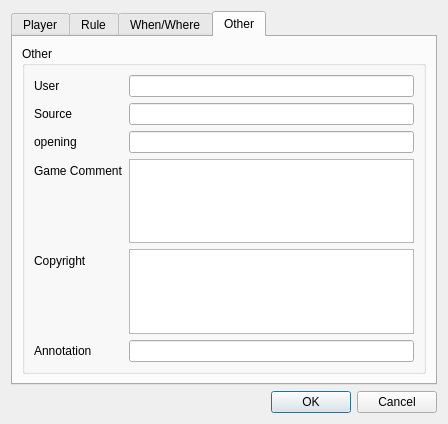
This is gameinformationdialog.ui in nullx002/mugo as Qt 5 draws it before an edit. The edited form follows.
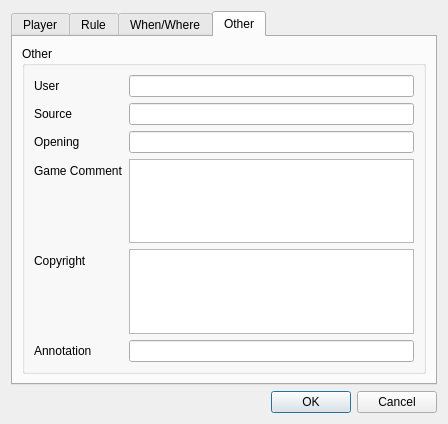
This is the edited form. The open tabs and pages were chosen to show the change. Icons and pictures are not drawn.

```diff
--- a/gameinformationdialog.ui
+++ b/gameinformationdialog.ui
@@ -325,7 +325,7 @@
           <item row="2" column="0">
            <widget class="QLabel" name="label_22">
             <property name="text">
-             <string>opening</string>
+             <string>Opening</string>
             </property>
            </widget>
           </item>
```
